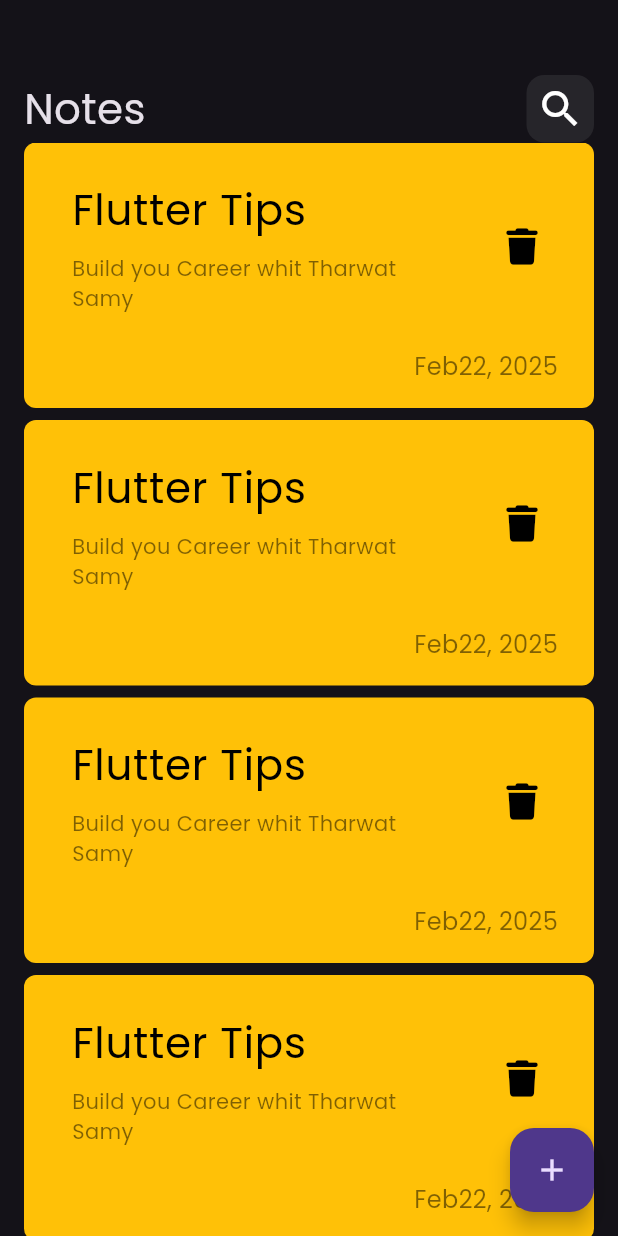
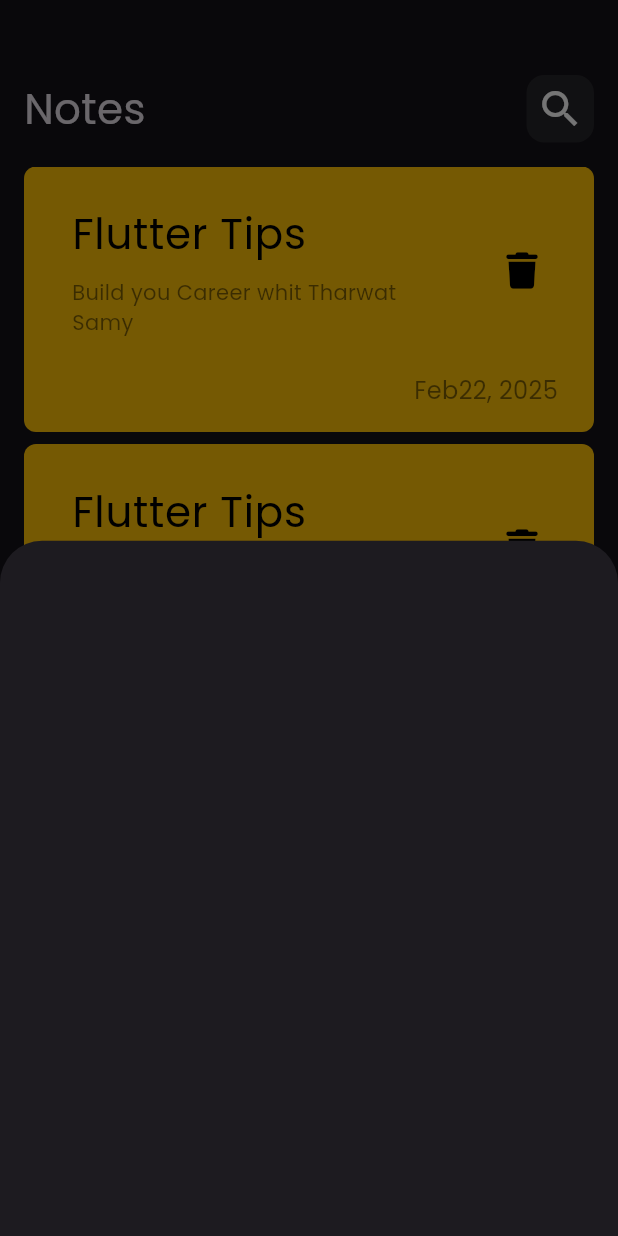
Before and after one commit to youssefAbooooo/notes_app, a Flutter app: the screen it shows after launch, after a tap on the "add" icon, on a phone screen of 412 x 824 dp. Run offline on Flutter 3.47's test engine with Material 3 defaults, Android fonts, the phone set to English and light mode, and no system bars; our stand-ins replace font_awesome_flutter.

Commit message:
show modal bottom sheet

```diff
--- a/lib/views/notes_view.dart
+++ b/lib/views/notes_view.dart
@@ -1,5 +1,6 @@
 import 'package:flutter/material.dart';
 
+import 'widgets/add_note_bottom_sheet.dart';
 import 'widgets/notes_view_body.dart';
 
 class NotesView extends StatelessWidget {
@@ -10,7 +11,14 @@ class NotesView extends StatelessWidget {
     return Scaffold(
       body: NotesViewBody(),
       floatingActionButton: FloatingActionButton(
-        onPressed: () {},
+        onPressed: () {
+          showModalBottomSheet(
+              context: context,
+              builder: (context) {
+                return const AddNoteBottomSheet();
+              });
+        },
+        shape: CircleBorder(),
         child: Icon(Icons.add),
       ),
     );
--- /dev/null
+++ b/lib/views/widgets/add_note_bottom_sheet.dart
@@ -0,0 +1,10 @@
+import 'package:flutter/material.dart';
+
+class AddNoteBottomSheet extends StatelessWidget {
+  const AddNoteBottomSheet({super.key});
+
+  @override
+  Widget build(BuildContext context) {
+    return Container();
+  }
+}
--- a/lib/views/widgets/notes_list_view.dart
+++ b/lib/views/widgets/notes_list_view.dart
@@ -7,7 +7,10 @@ class NotesListView extends StatelessWidget {
   @override
   Widget build(BuildContext context) {
     return Expanded(
+      child: Padding(
+        padding: const EdgeInsets.symmetric(vertical: 16.0),
         child: ListView.builder(
+          padding: EdgeInsets.zero,
           itemBuilder: (context, index) {
             return Padding(
               padding: const EdgeInsets.only(bottom: 8.0),
@@ -15,6 +18,7 @@ class NotesListView extends StatelessWidget {
             );
           },
         ),
+      ),
     );
   }
 }
```
Lines whose indentation alone changed are shown as unchanged.
